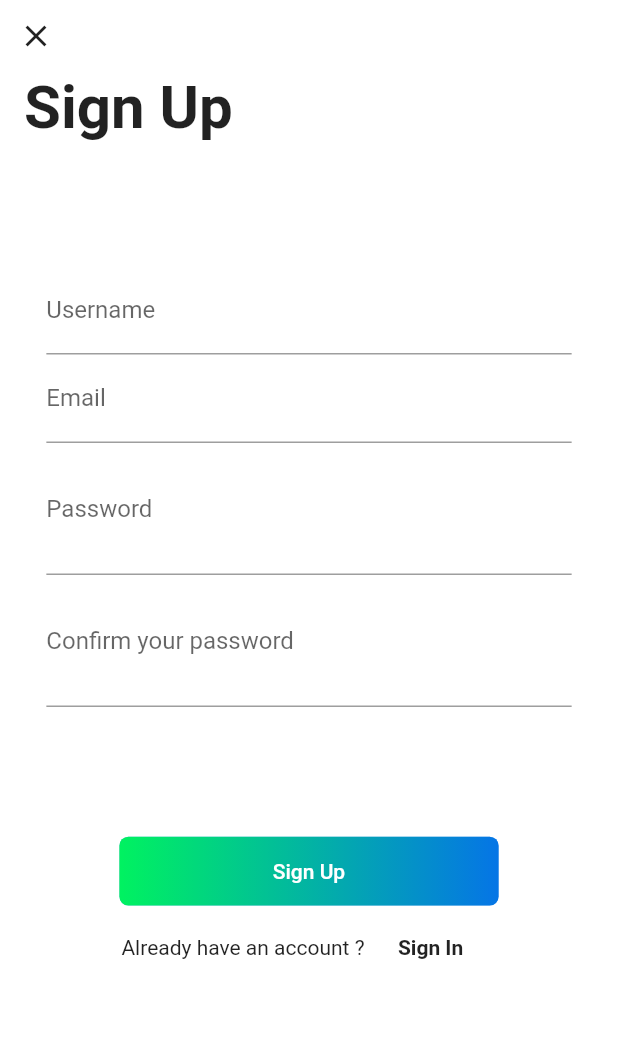
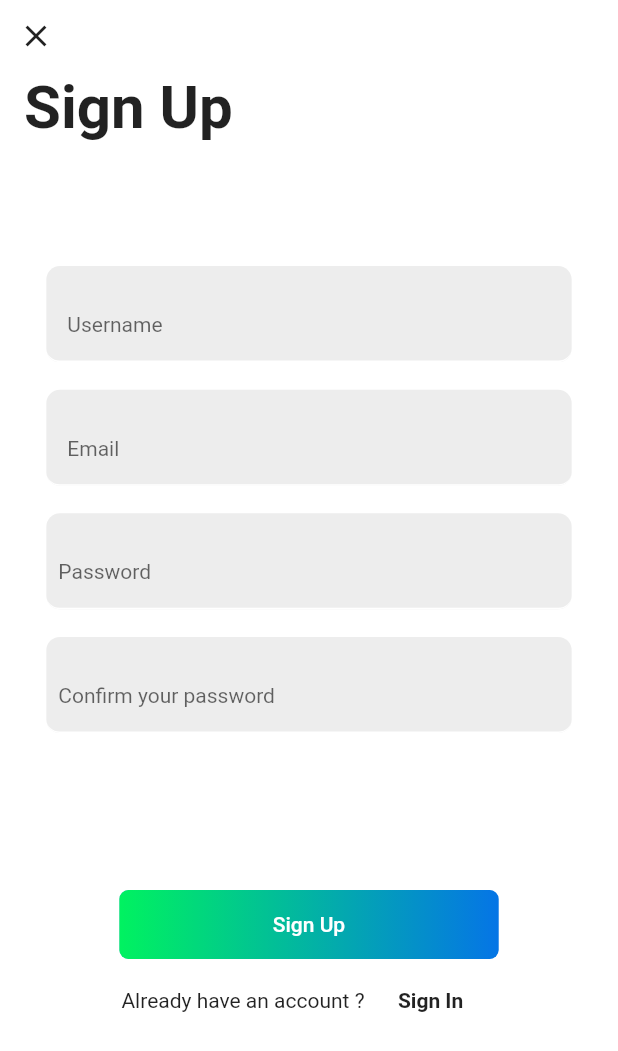
Before and after one commit to acoudray1/flutter-firebase-login-boilerplate, a Flutter app: the screen it shows after launch, after a tap on "Log In", after a tap on the "close" icon, after a tap on "Sign Up", on a phone screen of 412 x 824 dp. Shown: the top 1051 px of the screen. Run offline on Flutter 3.47's test engine with Material 2 defaults, Android fonts, the phone set to English and light mode, and no system bars; drawn by our look-alikes of gradient_widgets; our stand-ins replace bloc, equatable, firebase_auth, flushbar, flutter_bloc, shared_preferences; accounts and stored records are empty.

Commit message:
wip adding forgot password

```diff
--- a/lib/configuration/properties/properties.dart
+++ b/lib/configuration/properties/properties.dart
@@ -0,0 +1,7 @@
+/// [properties] config data for the application
+Map<String, dynamic> properties = <String, dynamic>{
+  'regexLabel': <String, dynamic>{
+    'email': RegExp(r"^[a-zA-Z0-9.a-zA-Z0-9.!#$%&'*+-/=?^_`{|}~]+@[a-zA-Z0-9]+\.[a-zA-Z]+"),
+    'username': RegExp(r'^[a-zA-Z0-9]+$'),
+  }
+};
--- a/lib/screens/authentication/components/login_page.dart
+++ b/lib/screens/authentication/components/login_page.dart
@@ -3,7 +3,9 @@ import 'package:flutter_bloc/flutter_bloc.dart';
 import 'package:gradient_widgets/gradient_widgets.dart';
 import 'package:flutter_firebase_login_boilerplate/blocs/authentication/authentication_bloc.dart';
 import 'package:flutter_firebase_login_boilerplate/blocs/authentication/authentication_events.dart';
+import 'package:flutter_firebase_login_boilerplate/configuration/properties/properties.dart';
 import 'package:flutter_firebase_login_boilerplate/configuration/theme/custom_font_style.dart';
+import 'package:flutter_firebase_login_boilerplate/screens/components/ctext_form_field.dart';
 
 /// [_LoginData] represents the data required in order to login
 class _LoginData {
@@ -29,7 +31,7 @@ class _LoginPageState extends State<LoginPage> {
 
   final GlobalKey<FormState> _formLoginKey = GlobalKey<FormState>();
   final _LoginData _data = _LoginData();
-  final RegExp emailReg = RegExp(r"^[a-zA-Z0-9.a-zA-Z0-9.!#$%&'*+-/=?^_`{|}~]+@[a-zA-Z0-9]+\.[a-zA-Z]+");
+  final RegExp emailReg = properties['regexLabel']['email'];
 
   bool _obscurePassword = true;
 
@@ -69,10 +71,9 @@ class _LoginPageState extends State<LoginPage> {
             child: Column(
               children: <Widget>[
                 // Email section
-                TextFormField(
-                  decoration: const InputDecoration(
-                    labelText: 'Email',
-                  ),
+                CTextFormField(
+                  isObscure: false,
+                  text: 'Email',
                   validator: (String value) {
                     if (value.trim().isEmpty) {
                       return 'Please enter your email';
@@ -85,16 +86,11 @@ class _LoginPageState extends State<LoginPage> {
                   onSaved: (String email) => _data.email = email.trim(),
                 ),
                 // Password section
-                TextFormField(
-                  decoration: InputDecoration(
-                    labelText: 'Password',
-                    suffix: IconButton(
-                      icon: _obscurePassword ? Icon(Icons.visibility) : Icon(Icons.visibility_off),
-                      onPressed: () => setState(() => _obscurePassword = !_obscurePassword),
-                      splashColor: Colors.transparent,
-                      highlightColor: Colors.transparent,
-                    ),
-                  ),
+                CTextFormField(
+                  isObscure: true,
+                  text: 'Password',
+                  obscurePassword: _obscurePassword,
+                  onPressed: () => setState(() => _obscurePassword = !_obscurePassword),
                   obscureText: _obscurePassword,
                   validator: (String value) {
                     if (value.trim().isEmpty) {
@@ -112,7 +108,7 @@ class _LoginPageState extends State<LoginPage> {
           ),
         ),
         SizedBox(
-          height: MediaQuery.of(context).size.height*0.1,
+          height: MediaQuery.of(context).size.height*0.25,
         ),
         GradientButton(
           child: const Text('Log In'),
--- a/lib/screens/authentication/components/signup_page.dart
+++ b/lib/screens/authentication/components/signup_page.dart
@@ -3,7 +3,9 @@ import 'package:flutter_bloc/flutter_bloc.dart';
 import 'package:gradient_widgets/gradient_widgets.dart';
 import 'package:flutter_firebase_login_boilerplate/blocs/authentication/authentication_bloc.dart';
 import 'package:flutter_firebase_login_boilerplate/blocs/authentication/authentication_events.dart';
+import 'package:flutter_firebase_login_boilerplate/configuration/properties/properties.dart';
 import 'package:flutter_firebase_login_boilerplate/configuration/theme/custom_font_style.dart';
+import 'package:flutter_firebase_login_boilerplate/screens/components/ctext_form_field.dart';
 
 /// [_SignupData] represents the data required to signup
 class _SignupData {
@@ -30,8 +32,8 @@ class _SignupPageState extends State<SignupPage> {
 
   final GlobalKey<FormState> _formLoginKey = GlobalKey<FormState>();
   final _SignupData _data = _SignupData();
-  final RegExp usernameReg = RegExp(r'^[a-zA-Z0-9]+$');
-  final RegExp emailReg = RegExp(r"^[a-zA-Z0-9.a-zA-Z0-9.!#$%&'*+-/=?^_`{|}~]+@[a-zA-Z0-9]+\.[a-zA-Z]+");
+  final RegExp usernameReg = properties['regexLabel']['username'];
+  final RegExp emailReg = properties['regexLabel']['email'];
 
   bool _obscurePassword = true;
   String _currentPassword;
@@ -72,10 +74,9 @@ class _SignupPageState extends State<SignupPage> {
             child: Column(
               children: <Widget>[
                 // Username section
-                TextFormField(
-                  decoration: const InputDecoration(
-                    labelText: 'Username',
-                  ),
+                CTextFormField(
+                  isObscure: false,
+                  text: 'Username',
                   validator: (String value) {
                     if (value.trim().isEmpty) {
                       return 'Please enter a username';
@@ -88,10 +89,9 @@ class _SignupPageState extends State<SignupPage> {
                   onSaved: (String username) => _data.username = username.trim(),
                 ),
                 // Email section
-                TextFormField(
-                  decoration: const InputDecoration(
-                    labelText: 'Email',
-                  ),
+                CTextFormField(
+                  isObscure: false,
+                  text: 'Email',
                   validator: (String value) {
                     if (value.trim().isEmpty) {
                       return 'Please enter your email';
@@ -104,18 +104,9 @@ class _SignupPageState extends State<SignupPage> {
                   onSaved: (String email) => _data.email = email.trim(),
                 ),
                 // Password section
-                TextFormField(
-                  decoration: InputDecoration(
-                    labelText: 'Password',
-                    suffix: IconButton(
-                      icon: _obscurePassword ? Icon(Icons.visibility) : Icon(Icons.visibility_off),
-                      onPressed: () => setState(() => _obscurePassword = !_obscurePassword),
-                      splashColor: Colors.transparent,
-                      highlightColor: Colors.transparent,
-                    ),
-                  ),
-                  obscureText: _obscurePassword,
-                  onChanged: (String value) => _currentPassword = value,
+                CTextFormField(
+                  isObscure: true,
+                  text: 'Password',
                   validator: (String value) {
                     if (value.trim().isEmpty) {
                       return 'Please enter a password';
@@ -126,17 +117,14 @@ class _SignupPageState extends State<SignupPage> {
                     return null;
                   },
                   onSaved: (String password) => _data.password = password.trim(),
+                  onPressed: () => setState(() => _obscurePassword = !_obscurePassword),
+                  obscurePassword: _obscurePassword,
+                  obscureText: _obscurePassword,
+                  onChanged: (String value) => _currentPassword = value,
                 ),
-                TextFormField(
-                  decoration: InputDecoration(
-                    labelText: 'Confirm your password',
-                    suffix: IconButton(
-                      icon: _obscurePassword ? Icon(Icons.visibility) : Icon(Icons.visibility_off),
-                      onPressed: () => setState(() => _obscurePassword = !_obscurePassword),
-                      splashColor: Colors.transparent,
-                      highlightColor: Colors.transparent,
-                    ),
-                  ),
+                CTextFormField(
+                  isObscure: true,
+                  text: 'Confirm your password',
                   obscureText: _obscurePassword,
                   validator: (String value) {
                     if (value.trim() != _currentPassword) {
@@ -144,6 +132,8 @@ class _SignupPageState extends State<SignupPage> {
                     }
                     return null;
                   },
+                  onPressed: () => setState(() => _obscurePassword = !_obscurePassword),
+                  obscurePassword: _obscurePassword,
                 ),
               ]
             ),
--- /dev/null
+++ b/lib/screens/components/ctext_form_field.dart
@@ -0,0 +1,98 @@
+import 'package:flutter/material.dart';
+import 'package:flutter_firebase_login_boilerplate/configuration/theme/custom_font_style.dart';
+
+/// [CTextFormField] custom text form field
+///
+/// @param bool isObscure**
+/// @param String text
+/// @param String Function(String) validator
+/// @param void Function(String) onSaved
+/// @param void Function() onPressed**
+/// @param bool obscurePassword
+/// @param bool obscureText**
+/// @param void Function(String) onChanged**
+class CTextFormField extends StatelessWidget {
+
+  const CTextFormField({
+    Key key,
+    @required this.isObscure,
+    @required this.text,
+    @required this.validator,
+    this.onSaved,
+    this.obscurePassword,
+    this.onPressed,
+    this.obscureText,
+    this.onChanged,
+  }) : assert(isObscure != null),
+       assert(text != null),
+       assert(validator != null),
+       super(key: key);
+
+  final bool isObscure;
+  final String text;
+  final String Function(String) validator;
+  final void Function(String) onSaved;
+  final void Function() onPressed;
+  final bool obscurePassword;
+  final bool obscureText;
+  final void Function(String) onChanged;
+
+  @override
+  Widget build(BuildContext context) {
+    return SizedBox(
+      height: MediaQuery.of(context).size.height*0.1,
+      child: Theme(
+        data: Theme.of(context).copyWith(splashColor: Colors.transparent),
+        child: !isObscure ? TextFormField(
+          autofocus: false,
+          style: CustomFontStyle.commonTextStyle.copyWith(color: Colors.grey),
+          decoration: InputDecoration(
+            filled: true,
+            fillColor: Colors.black12.withOpacity(0.07),
+            hintText: text,
+            contentPadding: const EdgeInsets.only(left: 14.0, bottom: 8.0, top: 8.0),
+            focusedBorder: UnderlineInputBorder(
+              borderSide: BorderSide(color: Colors.white),
+              borderRadius: BorderRadius.circular(9),
+            ),
+            enabledBorder: UnderlineInputBorder(
+              borderSide: BorderSide(color: Colors.white),
+              borderRadius: BorderRadius.circular(9),
+            ),
+            // just to have the same size
+            suffix: IconButton(icon: Icon(Icons.android, color: Colors.transparent,), onPressed: null,)
+          ),
+          validator: validator,
+          onSaved: onSaved,
+        ) : TextFormField(
+          autofocus: false,
+          style: CustomFontStyle.commonTextStyle.copyWith(color: Colors.grey),
+          decoration: InputDecoration(
+            filled: true,
+            fillColor: Colors.black12.withOpacity(0.07),
+            hintText: text,
+            contentPadding: const EdgeInsets.all(8.0),
+            focusedBorder: UnderlineInputBorder(
+              borderSide: BorderSide(color: Colors.white),
+              borderRadius: BorderRadius.circular(9),
+            ),
+            enabledBorder: UnderlineInputBorder(
+              borderSide: BorderSide(color: Colors.white),
+              borderRadius: BorderRadius.circular(9),
+            ),
+            suffix: IconButton(
+              icon: obscurePassword ? Icon(Icons.visibility) : Icon(Icons.visibility_off),
+              onPressed: onPressed,
+              splashColor: Colors.transparent,
+              highlightColor: Colors.transparent,
+            ),
+          ),
+          validator: validator,
+          onSaved: onSaved,
+          onChanged: onChanged,
+          obscureText: obscureText,
+        ),
+      ),
+    );
+  }
+}
--- a/pubspec.yaml
+++ b/pubspec.yaml
@@ -45,13 +45,13 @@ dev_dependencies:
   flutter_test:
     sdk: flutter
 
-
 flutter:
   uses-material-design: true
+  assets:
+    - assets/forgot_pwd.jpg
 
+# Main font for the app
 fonts:
-
-  # Main font for the app
   - family: Roboto
     fonts:
     - asset: assets/fonts/Roboto-Light.ttf
```
Also changed, not shown: lib/blocs/authentication/authentication_events.dart (+11 -1 lines), lib/screens/authentication/components/forgot_password_page.dart (+66 -0 lines), lib/blocs/authentication/assets/forgot_pwd.jpg (added), 1 other file.
